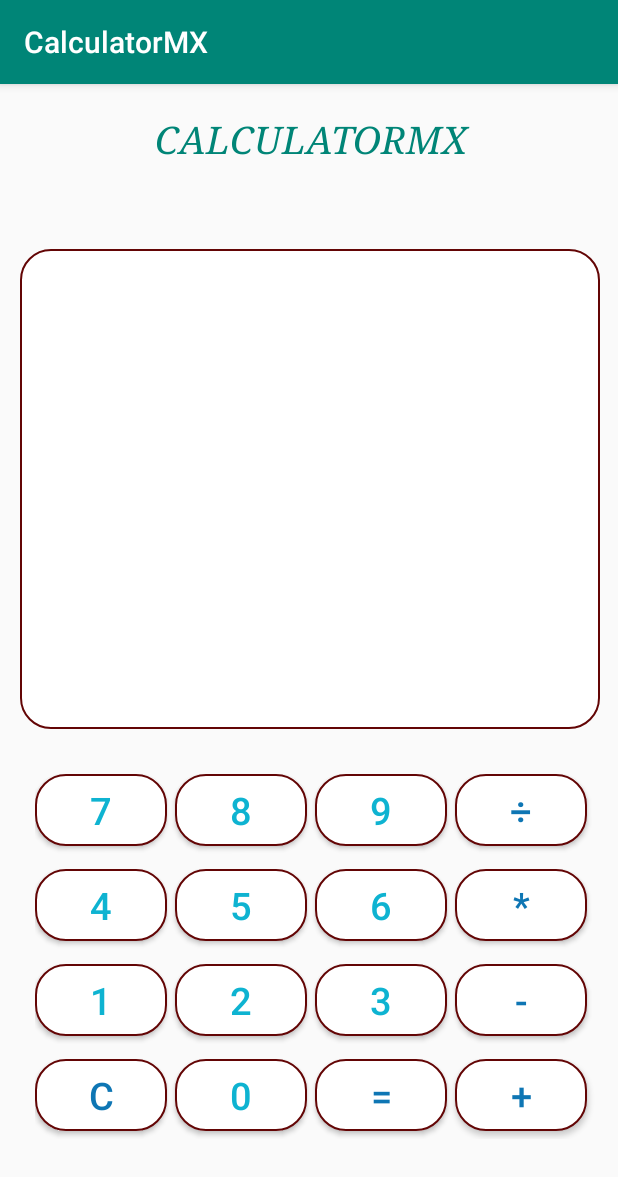
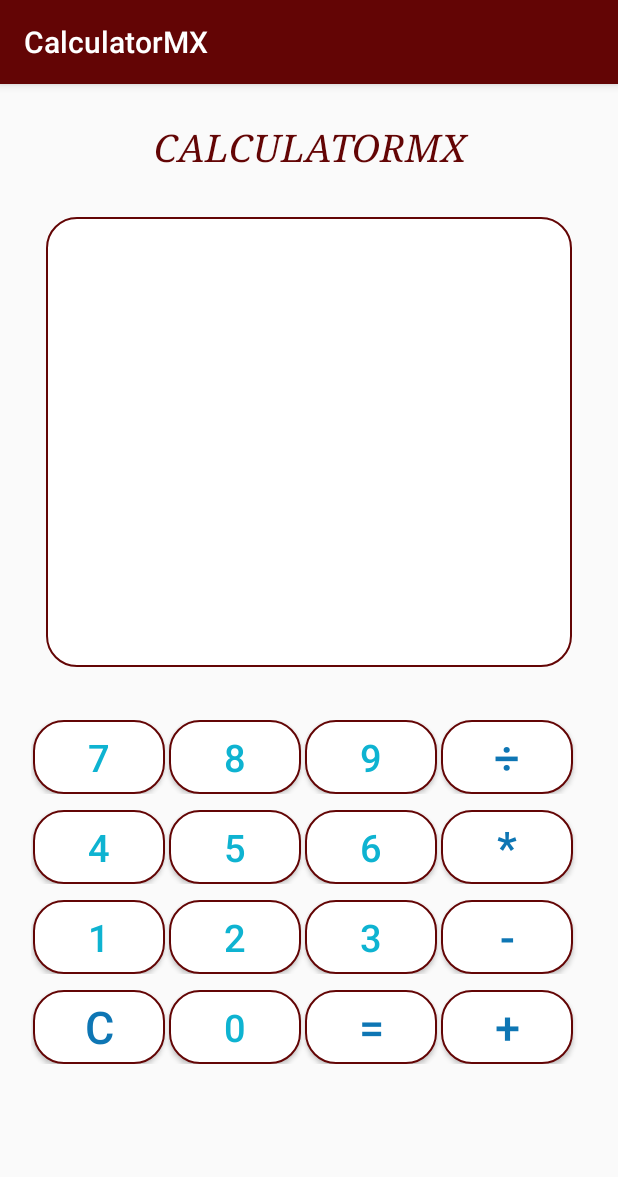
Before and after one commit to sebatlds/CalculatorMX, an Android app: the screen it shows after launch (MainActivity), on a phone screen of 412 x 824 dp. Shown: the top 1177 px of the screen. Run offline under Robolectric (Android 15) with nearby library versions, the phone set to English and light mode, and no system bars.

Commit message:
Se organiza la operacion division

```diff
--- a/app/src/main/java/sebastian/osorios/udea/calculatormx/MainActivity.kt
+++ b/app/src/main/java/sebastian/osorios/udea/calculatormx/MainActivity.kt
@@ -9,13 +9,13 @@ class MainActivity : AppCompatActivity() {
     override fun onCreate(savedInstanceState: Bundle?) {
         super.onCreate(savedInstanceState)
         setContentView(R.layout.activity_main)
-        val printToDisplay = PrintToDisplay();
+        val printToDisplay = PrintToDisplay()
         val performOperations = PerformOperations()
         var oldValue = 0
         var newValue = 0
         var valueConcat = "0"
         var result : Int
-        var check = false
+        var check = true
         var operations = ""
         var priority = 0
         var opertationAuxiliar = ""
@@ -185,6 +185,8 @@ class MainActivity : AppCompatActivity() {
             newValue=0
             oldValue=0
             valueConcat="0"
+            opertationAuxiliar=""
+            operations=""
             result = 0
             check = true
         }
--- a/app/src/main/java/sebastian/osorios/udea/calculatormx/PerformOperations.kt
+++ b/app/src/main/java/sebastian/osorios/udea/calculatormx/PerformOperations.kt
@@ -1,7 +1,5 @@
 package sebastian.osorios.udea.calculatormx
 
-import sebastian.osorios.udea.calculatormx.PrintToDisplay
-import java.lang.Error
 
 class PerformOperations {
     var result : Int = 0
@@ -18,7 +16,11 @@ class PerformOperations {
     }
 
     private  fun div(oldValue:Int ,newValue : Int): Int {
+        if(newValue != 0) {
             return oldValue / newValue
+        }else{
+            return error("Math Error")
+        }
     }
 
     fun selectOperation(oldValue:Int ,newValue : Int,opertaion : String): Int{
--- a/app/src/main/java/sebastian/osorios/udea/calculatormx/PrintToDisplay.kt
+++ b/app/src/main/java/sebastian/osorios/udea/calculatormx/PrintToDisplay.kt
@@ -7,6 +7,7 @@ class PrintToDisplay{
 
     fun writeNumber(oldValue:String ,newValue : String) : String {
         if(!oldValue.equals("0")) {
+            //todo poner formato 2.000 y asi
             return oldValue + newValue
         }else{
             return newValue
--- a/app/src/main/res/layout/activity_main.xml
+++ b/app/src/main/res/layout/activity_main.xml
@@ -7,10 +7,12 @@
     tools:context=".MainActivity">
 
     <LinearLayout
-        android:layout_width="437dp"
-        android:layout_height="802dp"
+        android:layout_width="match_parent"
+        android:layout_height="match_parent"
         android:orientation="vertical"
+        android:padding="5dp"
         app:layout_constraintEnd_toEndOf="parent"
+        app:layout_constraintHorizontal_bias="0.0"
         app:layout_constraintStart_toStartOf="parent"
         app:layout_constraintTop_toTopOf="parent"
         tools:ignore="MissingConstraints">
@@ -18,7 +20,7 @@
         <TextView
             android:id="@+id/apptitle"
             android:layout_width="match_parent"
-            android:layout_height="60dp"
+            android:layout_height="wrap_content"
             android:layout_marginHorizontal="20dp"
             android:layout_marginTop="20dp"
             android:layout_marginBottom="30dp"
@@ -36,43 +38,37 @@
             app:layout_constraintTop_toTopOf="parent"
             tools:ignore="MissingConstraints" />
 
-       <!-- <FrameLayout
-            android:layout_width="match_parent"
-            android:layout_height="350dp"
-            android:layout_marginHorizontal="25dp"
-            -->
         <TextView
             android:id="@+id/displayOperations"
             android:layout_width="match_parent"
-                android:layout_height="320dp"
-                android:paddingVertical="5dp"
-                android:paddingHorizontal="10dp"
+            android:layout_height="300dp"
             android:layout_marginHorizontal="25dp"
             android:layout_marginBottom="30dp"
             android:background="@drawable/borde"
             android:gravity="end"
+            android:paddingHorizontal="10dp"
+            android:paddingVertical="5dp"
             android:text=""
             android:textAlignment="viewEnd"
             android:textSize="35sp" />
 
 
         <TableLayout
-            android:layout_width="393dp"
-            android:layout_height="267dp"
-            android:layout_marginHorizontal="35dp"
-            android:orientation="horizontal">
+            android:layout_width="match_parent"
+            android:layout_height="match_parent"
+            android:layout_marginLeft="10dp"
+            android:layout_marginRight="10dp">
 
             <TableRow
-                android:layout_width="376dp"
-                android:layout_height="wrap_content"
-                android:layout_marginBottom="10dp">
+                android:layout_width="match_parent"
+                android:layout_height="match_parent"
+                android:padding="5dp">
 
                 <Button
                     android:id="@+id/buttonSeven"
                     android:layout_width="match_parent"
-                    android:layout_height="wrap_content"
-                    android:layout_marginRight="8px"
-                    android:layout_marginBottom="8px"
+                    android:layout_height="match_parent"
+                    android:layout_marginHorizontal="1dp"
                     android:background="@drawable/borde"
                     android:text="@string/numberSeven"
                     android:textColor="@color/colorTextNumbers"
@@ -82,10 +78,9 @@
 
                 <Button
                     android:id="@+id/buttonEight"
-                    android:layout_width="match_parent"
-                    android:layout_height="wrap_content"
-                    android:layout_marginRight="8px"
-                    android:layout_marginBottom="8px"
+                    android:layout_width="45dp"
+                    android:layout_height="match_parent"
+                    android:layout_marginHorizontal="1dp"
                     android:background="@drawable/borde"
                     android:text="@string/numberEigth"
                     android:textColor="@color/colorTextNumbers"
@@ -95,10 +90,9 @@
 
                 <Button
                     android:id="@+id/buttonNine"
-                    android:layout_width="match_parent"
-                    android:layout_height="wrap_content"
-                    android:layout_marginRight="8px"
-                    android:layout_marginBottom="8px"
+                    android:layout_width="wrap_content"
+                    android:layout_height="match_parent"
+                    android:layout_marginHorizontal="1dp"
                     android:background="@drawable/borde"
                     android:text="@string/numberNine"
                     android:textColor="@color/colorTextNumbers"
@@ -108,13 +102,13 @@
 
                 <Button
                     android:id="@+id/buttonDiv"
-                    android:layout_width="45dp"
-                    android:layout_height="wrap_content"
-                    android:layout_marginBottom="8px"
+                    android:layout_width="56dp"
+                    android:layout_height="match_parent"
+                    android:layout_marginHorizontal="1dp"
                     android:background="@drawable/borde"
                     android:text="@string/Div"
                     android:textColor="@color/colorPrimaryDark"
-                    android:textSize="25dp"
+                    android:textSize="30dp"
                     tools:layout_editor_absoluteX="8dp"
                     tools:layout_editor_absoluteY="549dp" />
             </TableRow>
@@ -122,14 +116,13 @@
             <TableRow
                 android:layout_width="match_parent"
                 android:layout_height="match_parent"
-                android:layout_marginBottom="10dp">
+                android:padding="5dp">
 
                 <Button
                     android:id="@+id/buttonFour"
                     android:layout_width="match_parent"
-                    android:layout_height="wrap_content"
-                    android:layout_marginRight="8px"
-                    android:layout_marginBottom="8px"
+                    android:layout_height="match_parent"
+                    android:layout_marginHorizontal="1dp"
                     android:background="@drawable/borde"
                     android:text="@string/numberFour"
                     android:textColor="@color/colorTextNumbers"
@@ -140,9 +133,8 @@
                 <Button
                     android:id="@+id/buttonFive"
                     android:layout_width="match_parent"
-                    android:layout_height="wrap_content"
-                    android:layout_marginRight="8px"
-                    android:layout_marginBottom="8px"
+                    android:layout_height="match_parent"
+                    android:layout_marginHorizontal="1dp"
                     android:background="@drawable/borde"
                     android:text="@string/numberFive"
                     android:textColor="@color/colorTextNumbers"
@@ -152,10 +144,9 @@
 
                 <Button
                     android:id="@+id/buttonSix"
-                    android:layout_width="match_parent"
-                    android:layout_height="wrap_content"
-                    android:layout_marginRight="8px"
-                    android:layout_marginBottom="8px"
+                    android:layout_width="wrap_content"
+                    android:layout_height="match_parent"
+                    android:layout_marginHorizontal="1dp"
                     android:background="@drawable/borde"
                     android:text="@string/numberSix"
                     android:textColor="@color/colorTextNumbers"
@@ -165,13 +156,13 @@
 
                 <Button
                     android:id="@+id/buttonMultiply"
-                    android:layout_width="match_parent"
-                    android:layout_height="wrap_content"
-                    android:layout_marginBottom="8px"
+                    android:layout_width="wrap_content"
+                    android:layout_height="match_parent"
+                    android:layout_marginHorizontal="1dp"
                     android:background="@drawable/borde"
                     android:text="@string/Multiply"
                     android:textColor="@color/colorPrimaryDark"
-                    android:textSize="25dp"
+                    android:textSize="30dp"
                     tools:layout_editor_absoluteX="8dp"
                     tools:layout_editor_absoluteY="549dp" />
             </TableRow>
@@ -179,14 +170,13 @@
             <TableRow
                 android:layout_width="match_parent"
                 android:layout_height="match_parent"
-                android:layout_marginBottom="10dp">
+                android:padding="5dp">
 
                 <Button
                     android:id="@+id/buttonOne"
-                    android:layout_width="match_parent"
-                    android:layout_height="wrap_content"
-                    android:layout_marginRight="8px"
-                    android:layout_marginBottom="8px"
+                    android:layout_width="wrap_content"
+                    android:layout_height="match_parent"
+                    android:layout_marginHorizontal="1dp"
                     android:background="@drawable/borde"
                     android:text="@string/numberOne"
                     android:textColor="@color/colorTextNumbers"
@@ -196,10 +186,9 @@
 
                 <Button
                     android:id="@+id/buttonTwo"
-                    android:layout_width="match_parent"
-                    android:layout_height="wrap_content"
-                    android:layout_marginRight="8px"
-                    android:layout_marginBottom="8px"
+                    android:layout_width="wrap_content"
+                    android:layout_height="match_parent"
+                    android:layout_marginHorizontal="1dp"
                     android:background="@drawable/borde"
                     android:text="@string/numberTwo"
                     android:textColor="@color/colorTextNumbers"
@@ -209,10 +198,9 @@
 
                 <Button
                     android:id="@+id/buttonThree"
-                    android:layout_width="match_parent"
-                    android:layout_height="wrap_content"
-                    android:layout_marginRight="8px"
-                    android:layout_marginBottom="8px"
+                    android:layout_width="wrap_content"
+                    android:layout_height="match_parent"
+                    android:layout_marginHorizontal="1dp"
                     android:background="@drawable/borde"
                     android:text="@string/numberThree"
                     android:textColor="@color/colorTextNumbers"
@@ -222,13 +210,13 @@
 
                 <Button
                     android:id="@+id/buttonSubstract"
-                    android:layout_width="match_parent"
-                    android:layout_height="wrap_content"
-                    android:layout_marginBottom="8px"
+                    android:layout_width="wrap_content"
+                    android:layout_height="match_parent"
+                    android:layout_marginHorizontal="1dp"
                     android:background="@drawable/borde"
                     android:text="@string/Substract"
                     android:textColor="@color/colorPrimaryDark"
-                    android:textSize="25dp"
+                    android:textSize="30dp"
                     tools:layout_editor_absoluteX="8dp"
                     tools:layout_editor_absoluteY="549dp" />
             </TableRow>
@@ -236,27 +224,25 @@
             <TableRow
                 android:layout_width="match_parent"
                 android:layout_height="match_parent"
-                android:layout_marginBottom="10dp">
+                android:padding="5dp">
 
                 <Button
                     android:id="@+id/buttonDelete"
-                    android:layout_width="match_parent"
-                    android:layout_height="wrap_content"
-                    android:layout_marginRight="8px"
-                    android:layout_marginBottom="8px"
+                    android:layout_width="wrap_content"
+                    android:layout_height="match_parent"
+                    android:layout_marginHorizontal="1dp"
                     android:background="@drawable/borde"
                     android:text="@string/Delete"
                     android:textColor="@color/colorPrimaryDark"
-                    android:textSize="25dp"
+                    android:textSize="30dp"
                     tools:layout_editor_absoluteX="8dp"
                     tools:layout_editor_absoluteY="549dp" />
 
                 <Button
                     android:id="@+id/buttonZero"
-                    android:layout_width="match_parent"
-                    android:layout_height="wrap_content"
-                    android:layout_marginRight="8px"
-                    android:layout_marginBottom="8px"
+                    android:layout_width="wrap_content"
+                    android:layout_height="match_parent"
+                    android:layout_marginHorizontal="1dp"
                     android:background="@drawable/borde"
                     android:text="@string/numberZero"
                     android:textColor="@color/colorTextNumbers"
@@ -266,26 +252,25 @@
 
                 <Button
                     android:id="@+id/buttonEquals"
-                    android:layout_width="match_parent"
-                    android:layout_height="wrap_content"
-                    android:layout_marginRight="8px"
-                    android:layout_marginBottom="8px"
+                    android:layout_width="wrap_content"
+                    android:layout_height="match_parent"
+                    android:layout_marginHorizontal="1dp"
                     android:background="@drawable/borde"
                     android:text="@string/Equals"
                     android:textColor="@color/colorPrimaryDark"
-                    android:textSize="25dp"
+                    android:textSize="30dp"
                     tools:layout_editor_absoluteX="8dp"
                     tools:layout_editor_absoluteY="549dp" />
 
                 <Button
                     android:id="@+id/buttonAdd"
-                    android:layout_width="match_parent"
-                    android:layout_height="wrap_content"
-                    android:layout_marginBottom="8px"
+                    android:layout_width="wrap_content"
+                    android:layout_height="match_parent"
+                    android:layout_marginHorizontal="1dp"
                     android:background="@drawable/borde"
                     android:text="@string/Add"
                     android:textColor="@color/colorPrimaryDark"
-                    android:textSize="25dp"
+                    android:textSize="30dp"
                     tools:layout_editor_absoluteX="8dp"
                     tools:layout_editor_absoluteY="549dp" />
             </TableRow>
@@ -293,7 +278,6 @@
         </TableLayout>
 
 
-
     </LinearLayout>
 
 
--- a/app/src/main/res/values/colors.xml
+++ b/app/src/main/res/values/colors.xml
@@ -1,6 +1,7 @@
 <?xml version="1.0" encoding="utf-8"?>
 <resources>
-    <color name="colorPrimary">#008577</color>
+    <color name="colorPrimary">#630505</color>
+    <color name="colorText">#008577</color>
     <color name="colorPrimaryDark">#0E76B4</color>
     <color name="colorAccent">#D81B60</color>
     <color name="colorBackground">#6F4545</color>
```
Also changed, not shown: 1 other file. Lines whose indentation alone changed are shown as unchanged.
